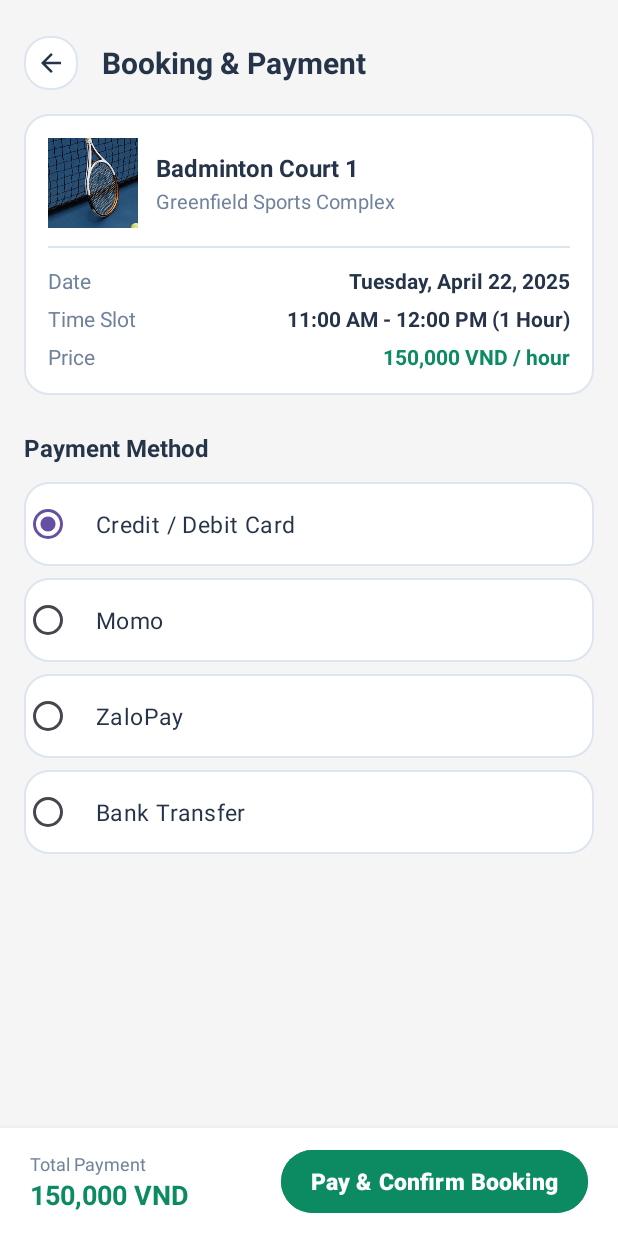
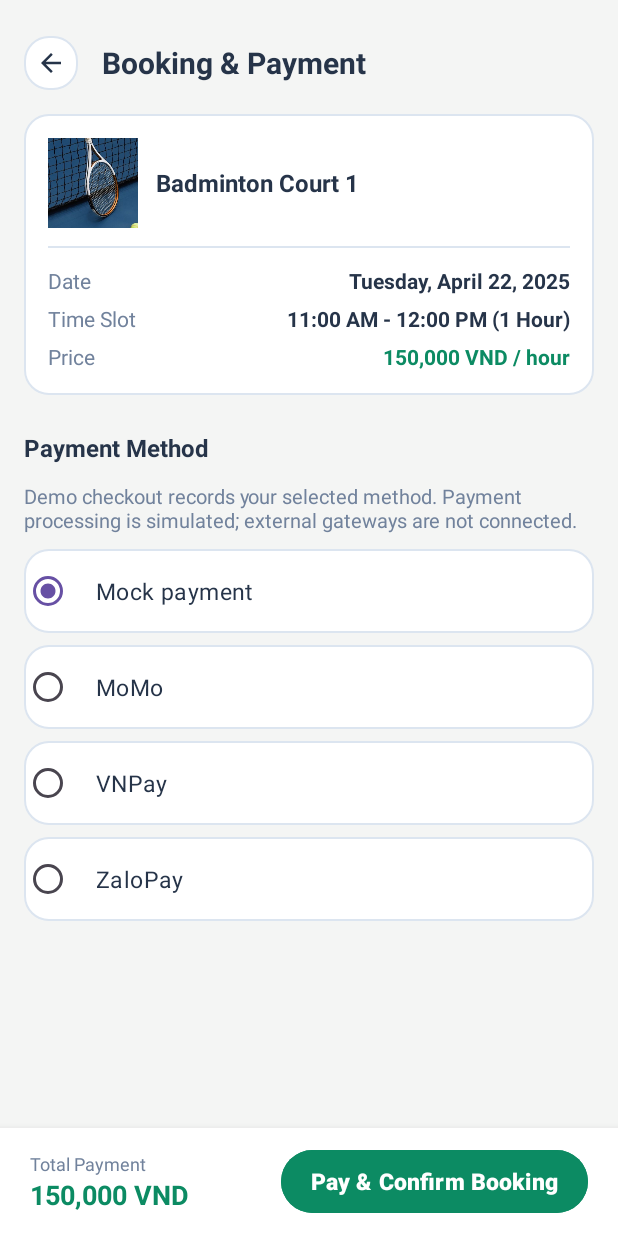
Before and after one commit to NguyenLyBaoTran/sport-booking-courts-mobile, an Android app: the PaymentActivity screen opened directly, with no data from a screen before it, on a phone screen of 412 x 824 dp. Run offline under Robolectric (Android 15) with nearby library versions, the phone set to English and light mode, and no system bars; network calls fail.

Commit message:
feat: improve customer ui and payment method handling

```diff
--- a/android-user/app/src/main/java/com/example/sportbooking/CourtDetailActivity.java
+++ b/android-user/app/src/main/java/com/example/sportbooking/CourtDetailActivity.java
@@ -97,7 +97,8 @@ public class CourtDetailActivity extends AppCompatActivity {
         ivPhoto2.setImageResource(SportImageMapper.getSecondaryImage(initialCourt, courtName));
         ivPhoto3.setImageResource(primaryImage);
 
-        rvTimeSlots.setLayoutManager(new GridLayoutManager(this, 4));
+        int columns = getResources().getConfiguration().smallestScreenWidthDp >= 600 ? 3 : 2;
+        rvTimeSlots.setLayoutManager(new GridLayoutManager(this, columns));
         slotAdapter = new TimeSlotAdapter(slotList, slot -> {
             selectedTimeSlotId = slot.has("id") ? slot.get("id").getAsInt() : null;
             if (slotSelectionVisible) {
--- a/android-user/app/src/main/java/com/example/sportbooking/SelectDateTimeActivity.java
+++ b/android-user/app/src/main/java/com/example/sportbooking/SelectDateTimeActivity.java
@@ -79,7 +79,8 @@ public class SelectDateTimeActivity extends AppCompatActivity {
         findViewById(R.id.ivBack).setOnClickListener(v -> finish());
         findViewById(R.id.btnPickCalendar).setOnClickListener(v -> showFullCalendar());
 
-        rvTimeSlots.setLayoutManager(new GridLayoutManager(this, 4));
+        int columns = getResources().getConfiguration().smallestScreenWidthDp >= 600 ? 3 : 2;
+        rvTimeSlots.setLayoutManager(new GridLayoutManager(this, columns));
         slotAdapter = new TimeSlotAdapter(slotList, this::toggleSlotSelection);
         rvTimeSlots.setAdapter(slotAdapter);
 
--- a/android-user/app/src/main/res/layout/activity_payment.xml
+++ b/android-user/app/src/main/res/layout/activity_payment.xml
@@ -85,15 +85,9 @@
                             android:text="Badminton Court 1"
                             android:textColor="@color/text_primary"
                             android:textSize="16sp"
+                            android:maxLines="2"
+                            android:ellipsize="end"
                             android:textStyle="bold" />
-
-                        <TextView
-                            android:layout_width="wrap_content"
-                            android:layout_height="wrap_content"
-                            android:layout_marginTop="2dp"
-                            android:text="Greenfield Sports Complex"
-                            android:textColor="@color/text_secondary"
-                            android:textSize="13sp" />
                     </LinearLayout>
                 </LinearLayout>
 
@@ -122,6 +116,7 @@
                         android:text="Tuesday, April 22, 2025"
                         android:textColor="@color/text_primary"
                         android:textSize="14sp"
+                        android:maxLines="2"
                         android:textStyle="bold" />
                 </LinearLayout>
 
@@ -144,6 +139,7 @@
                         android:text="11:00 AM - 12:00 PM (1 Hour)"
                         android:textColor="@color/text_primary"
                         android:textSize="14sp"
+                        android:maxLines="2"
                         android:textStyle="bold" />
                 </LinearLayout>
 
@@ -180,6 +176,14 @@
                 android:textStyle="bold"
                 android:layout_marginBottom="12dp" />
 
+            <TextView
+                android:layout_width="match_parent"
+                android:layout_height="wrap_content"
+                android:layout_marginBottom="10dp"
+                android:text="Demo checkout records your selected method. Payment processing is simulated; external gateways are not connected."
+                android:textColor="@color/text_secondary"
+                android:textSize="13sp" />
+
             <RadioGroup
                 android:id="@+id/rgPaymentMethod"
                 android:layout_width="match_parent"
@@ -187,14 +191,14 @@
                 android:orientation="vertical">
 
                 <RadioButton
-                    android:id="@+id/rbCard"
+                    android:id="@+id/rbMock"
                     android:layout_width="match_parent"
                     android:layout_height="56dp"
                     android:background="@drawable/bg_card"
                     android:checked="true"
                     android:paddingStart="16dp"
                     android:paddingEnd="16dp"
-                    android:text="Credit / Debit Card"
+                    android:text="Mock payment"
                     android:textColor="@color/text_primary"
                     android:textSize="15sp"
                     android:layout_marginBottom="8dp" />
@@ -207,7 +211,20 @@
                     android:checked="false"
                     android:paddingStart="16dp"
                     android:paddingEnd="16dp"
-                    android:text="Momo"
+                    android:text="MoMo"
+                    android:textColor="@color/text_primary"
+                    android:textSize="15sp"
+                    android:layout_marginBottom="8dp" />
+
+                <RadioButton
+                    android:id="@+id/rbVnpay"
+                    android:layout_width="match_parent"
+                    android:layout_height="56dp"
+                    android:background="@drawable/bg_card"
+                    android:checked="false"
+                    android:paddingStart="16dp"
+                    android:paddingEnd="16dp"
+                    android:text="VNPay"
                     android:textColor="@color/text_primary"
                     android:textSize="15sp"
                     android:layout_marginBottom="8dp" />
@@ -221,19 +238,6 @@
                     android:paddingStart="16dp"
                     android:paddingEnd="16dp"
                     android:text="ZaloPay"
-                    android:textColor="@color/text_primary"
-                    android:textSize="15sp"
-                    android:layout_marginBottom="8dp" />
-
-                <RadioButton
-                    android:id="@+id/rbBank"
-                    android:layout_width="match_parent"
-                    android:layout_height="56dp"
-                    android:background="@drawable/bg_card"
-                    android:checked="false"
-                    android:paddingStart="16dp"
-                    android:paddingEnd="16dp"
-                    android:text="Bank Transfer"
                     android:textColor="@color/text_primary"
                     android:textSize="15sp" />
 
--- a/android-user/app/src/main/res/layout/activity_select_date_time.xml
+++ b/android-user/app/src/main/res/layout/activity_select_date_time.xml
@@ -115,6 +115,7 @@
                         android:layout_width="8dp"
                         android:layout_height="8dp"
                         android:background="@drawable/bg_circle_light"
+                        android:backgroundTint="@color/primary"
                         android:layout_marginEnd="4dp" />
                     <TextView
                         android:layout_width="wrap_content"
@@ -128,6 +129,7 @@
                         android:layout_width="8dp"
                         android:layout_height="8dp"
                         android:background="@drawable/bg_circle_light"
+                        android:backgroundTint="@color/text_secondary"
                         android:layout_marginEnd="4dp" />
                     <TextView
                         android:layout_width="wrap_content"
--- a/android-user/app/src/main/res/layout/item_time_slot.xml
+++ b/android-user/app/src/main/res/layout/item_time_slot.xml
@@ -3,12 +3,13 @@
     android:id="@+id/tvSlotTime"
     android:layout_width="match_parent"
     android:layout_height="58dp"
+    android:layout_margin="4dp"
     android:background="@drawable/bg_card"
     android:gravity="center"
     android:textColor="@color/text_primary"
-    android:textSize="14sp"
+    android:textSize="13sp"
     android:maxLines="2"
-    android:padding="3dp"
+    android:padding="6dp"
     android:textStyle="bold"
     android:clickable="true"
     android:focusable="true" />
```
Also changed, not shown: android-user/app/src/main/java/com/example/sportbooking/PaymentActivity.java (+12 -1 lines), android-user/app/src/main/java/com/example/sportbooking/repository/PaymentRepository.java (+10 -0 lines), 6 other files.
